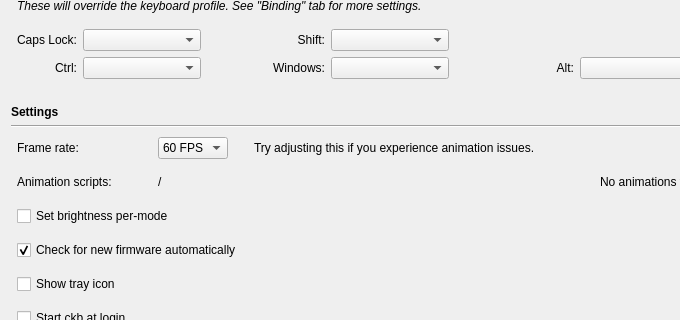
ckb-next/ckb-next, file src/ckb/settingswidget.ui: the form before one commit; both pictures show x 0 to 680 and y 115 to 435 of the 827 by 619 pixel window.
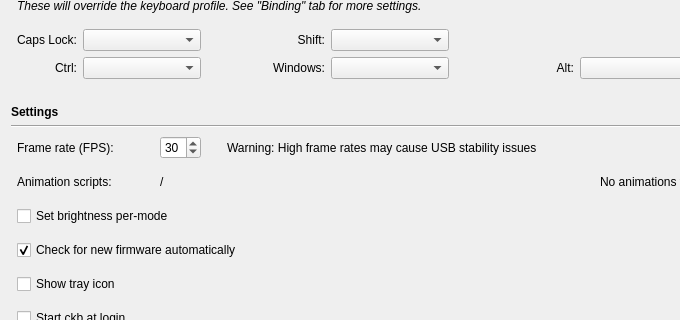
The form after the commit.

Commit message: (ckb-daemon) Fixed readlines using the same buffer for all devices Well that was an ebarassing oversight. This might be the cause for the multi-device stability problems too. I'll try removing the USB mutex in a future version and see if the problems stop. (ckb) FPS can now be set to any value (5 - 60) (ckb-daemon) OSX mouse acceleration can now be disabled with the `accel` command (ckb-daemon) Adjustable USB delay. Default is 5ms

```diff
--- a/src/ckb/settingswidget.ui
+++ b/src/ckb/settingswidget.ui
@@ -155,32 +155,16 @@
      <item row="0" column="2">
       <layout class="QHBoxLayout" name="horizontalLayout_4">
        <item>
-        <widget class="QComboBox" name="fpsBox">
-         <item>
-          <property name="text">
-           <string>60 FPS</string>
-          </property>
-         </item>
-         <item>
-          <property name="text">
-           <string>50 FPS</string>
-          </property>
-         </item>
-         <item>
-          <property name="text">
-           <string>30 FPS</string>
-          </property>
-         </item>
-         <item>
-          <property name="text">
-           <string>25 FPS</string>
-          </property>
-         </item>
-         <item>
-          <property name="text">
-           <string>15 FPS</string>
-          </property>
-         </item>
+        <widget class="QSpinBox" name="fpsBox">
+         <property name="minimum">
+          <number>5</number>
+         </property>
+         <property name="maximum">
+          <number>60</number>
+         </property>
+         <property name="value">
+          <number>30</number>
+         </property>
         </widget>
        </item>
        <item>
@@ -202,7 +186,7 @@
        <item>
         <widget class="QLabel" name="label_5">
          <property name="text">
-          <string>Try adjusting this if you experience animation issues.</string>
+          <string>Warning: High frame rates may cause USB stability issues</string>
          </property>
         </widget>
        </item>
@@ -230,7 +214,7 @@
         </size>
        </property>
        <property name="text">
-        <string>Frame rate:</string>
+        <string>Frame rate (FPS):</string>
        </property>
       </widget>
      </item>
```
Left out of the diff: 2 changed lines with no effect on the pictures. The commit also changes 23 other files.
